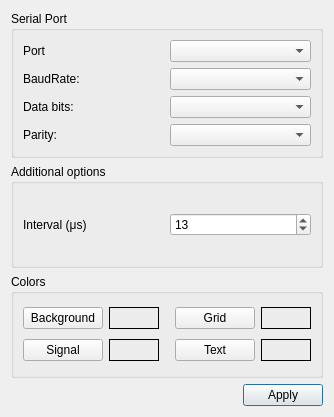
Before: the Qt Designer form src/qt/settingsdialog.ui in dgatf/Oscilloscope, drawn with Qt 5.
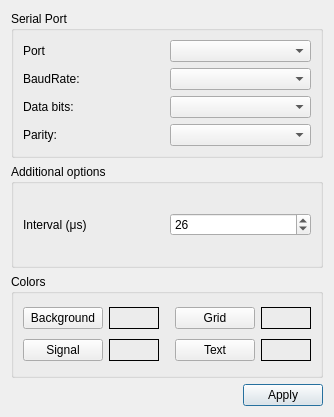
After: the same form once the commit is applied.

```diff
--- a/src/qt/settingsdialog.ui
+++ b/src/qt/settingsdialog.ui
@@ -115,7 +115,7 @@
          <number>1000</number>
         </property>
         <property name="value">
-         <number>13</number>
+         <number>26</number>
         </property>
        </widget>
       </item>
```
